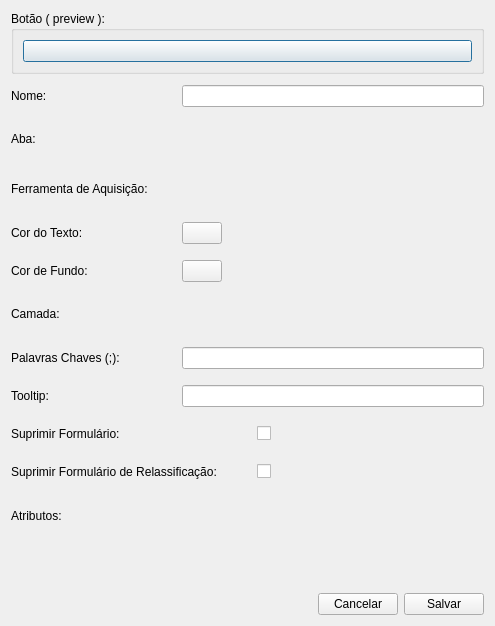
Old version of the form DsgTools/Modules/acquisitionMenu/uis/addButtonDialog.ui in the repository dsgoficial/DsgTools.
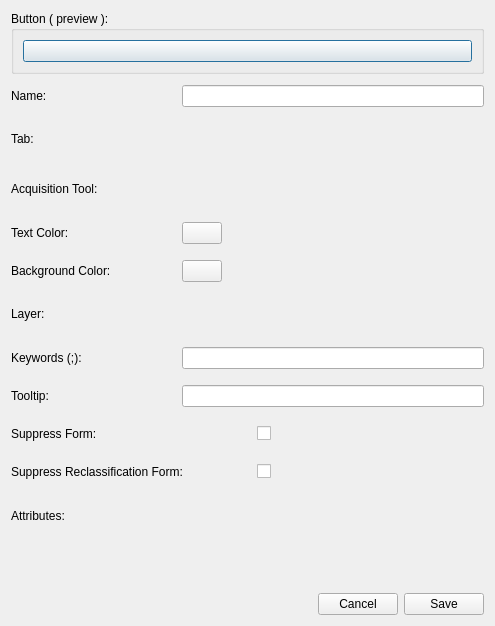
New version of the form.

```diff
--- a/DsgTools/Modules/acquisitionMenu/uis/addButtonDialog.ui
+++ b/DsgTools/Modules/acquisitionMenu/uis/addButtonDialog.ui
@@ -17,7 +17,7 @@
    <item row="0" column="0">
     <widget class="QGroupBox" name="groupBox">
      <property name="title">
-      <string>Botão ( preview ):</string>
+      <string>Button ( preview ):</string>
      </property>
      <layout class="QVBoxLayout" name="verticalLayout">
       <item>
@@ -47,7 +47,7 @@
         </size>
        </property>
        <property name="text">
-        <string>Nome: </string>
+        <string>Name: </string>
        </property>
       </widget>
      </item>
@@ -77,7 +77,7 @@
         </size>
        </property>
        <property name="text">
-        <string>Aba: </string>
+        <string>Tab: </string>
        </property>
       </widget>
      </item>
@@ -121,7 +121,7 @@
         </size>
        </property>
        <property name="text">
-        <string>Ferramenta de Aquisição: </string>
+        <string>Acquisition Tool: </string>
        </property>
       </widget>
      </item>
@@ -165,7 +165,7 @@
         </size>
        </property>
        <property name="text">
-        <string>Cor do Texto: </string>
+        <string>Text Color: </string>
        </property>
       </widget>
      </item>
@@ -208,7 +208,7 @@
         </size>
        </property>
        <property name="text">
-        <string>Cor de Fundo: </string>
+        <string>Background Color: </string>
        </property>
       </widget>
      </item>
@@ -251,7 +251,7 @@
         </size>
        </property>
        <property name="text">
-        <string>Camada: </string>
+        <string>Layer: </string>
        </property>
       </widget>
      </item>
@@ -295,7 +295,7 @@
         </size>
        </property>
        <property name="text">
-        <string>Palavras Chaves (;): </string>
+        <string>Keywords (;): </string>
        </property>
       </widget>
      </item>
@@ -361,7 +361,7 @@
         </size>
        </property>
        <property name="text">
-        <string>Suprimir Formulário:</string>
+        <string>Suppress Form:</string>
        </property>
       </widget>
      </item>
@@ -410,7 +410,7 @@
         </size>
        </property>
        <property name="text">
-        <string>Suprimir Formulário de Relassificação:</string>
+        <string>Suppress Reclassification Form:</string>
        </property>
       </widget>
      </item>
@@ -439,7 +439,7 @@
    <item row="11" column="0">
     <widget class="QLabel" name="label_6">
      <property name="text">
-      <string>Atributos:</string>
+      <string>Attributes:</string>
      </property>
     </widget>
    </item>
@@ -482,14 +482,14 @@
      <item>
       <widget class="QPushButton" name="cancelBtn">
        <property name="text">
-        <string>Cancelar</string>
+        <string>Cancel</string>
        </property>
       </widget>
      </item>
      <item>
       <widget class="QPushButton" name="saveBtn">
        <property name="text">
-        <string>Salvar</string>
+        <string>Save</string>
        </property>
       </widget>
      </item>
```
Left out of the diff: 2 changed lines with no effect on the pictures.
